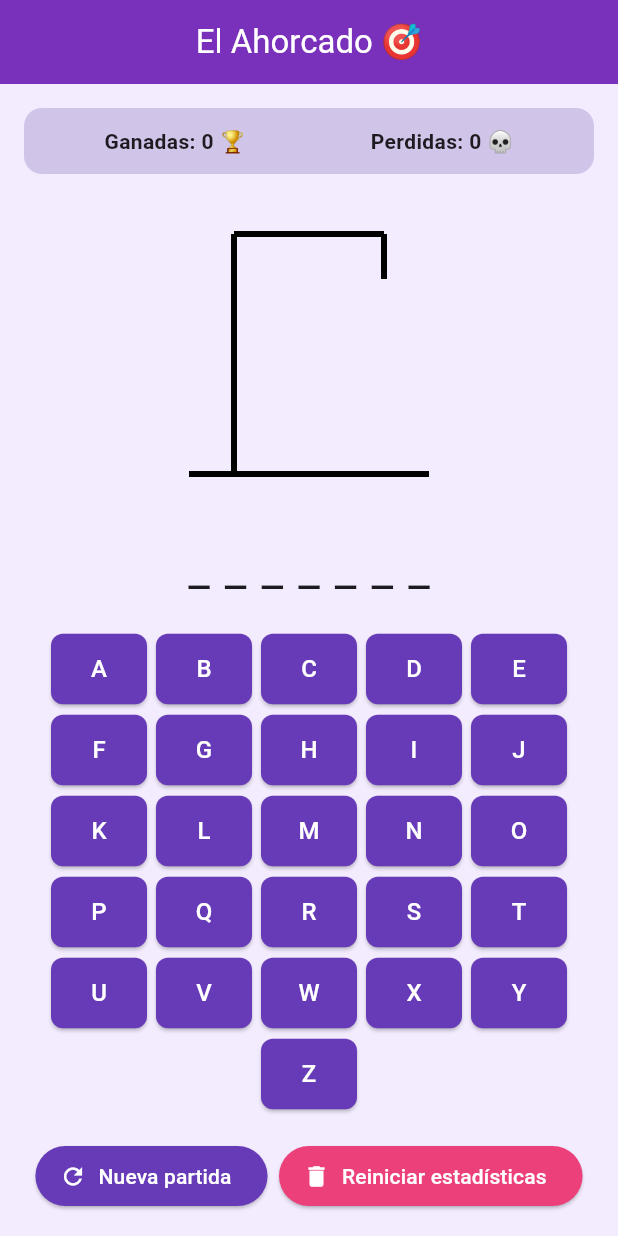
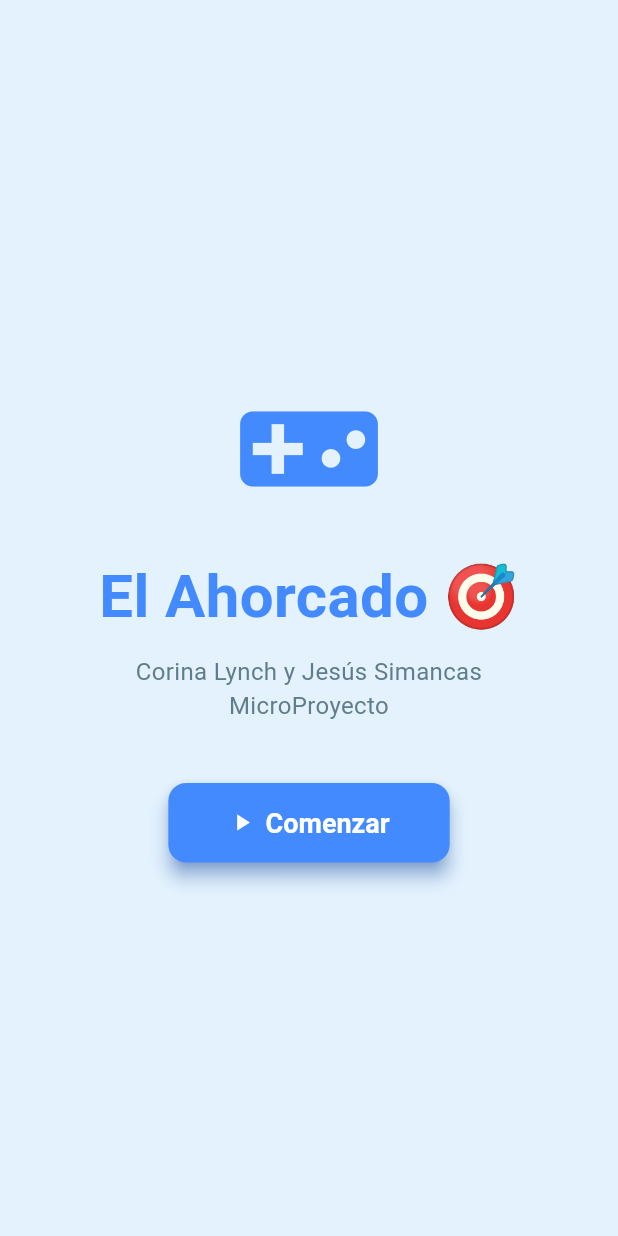
Before and after one commit to jesussimancasunimet/Micro-Proyecto---Jesus-Simancas-Corina-Lynch-, a Flutter app: the screen it shows after launch, on a phone screen of 412 x 824 dp. Run offline on Flutter 3.47's test engine with Material 3 defaults, Android fonts, the phone set to English and light mode, and no system bars; our stand-ins replace shared_preferences; Roboto replaces fonts that are missing (Arial).

Commit message:
Cori y yo estamos reunidos con mi computadora y quiso cambiar los colores a azul, estamos evaluando colocar una pantalla de inicio. Estamos programando desde mi Mac. Todo suoer.

```diff
--- a/lib/main.dart
+++ b/lib/main.dart
@@ -15,11 +15,71 @@ class AhorcadoApp extends StatelessWidget {
       title: 'El Ahorcado 🎯',
       debugShowCheckedModeBanner: false,
       theme: ThemeData(
-        colorScheme: ColorScheme.fromSeed(seedColor: Colors.deepPurple),
+        colorScheme: ColorScheme.fromSeed(seedColor: Colors.blueAccent),
         useMaterial3: true,
         fontFamily: 'Arial',
       ),
-      home: const PantallaAhorcado(),
+      home: const PantallaInicio(),
+    );
+  }
+}
+
+class PantallaInicio extends StatelessWidget {
+  const PantallaInicio({super.key});
+
+  @override
+  Widget build(BuildContext context) {
+    return Scaffold(
+      backgroundColor: const Color(0xFFE3F2FD),
+      body: Center(
+        child: Padding(
+          padding: const EdgeInsets.all(32.0),
+          child: Column(
+            mainAxisAlignment: MainAxisAlignment.center,
+            children: [
+              const Icon(Icons.videogame_asset, size: 100, color: Colors.blueAccent),
+              const SizedBox(height: 20),
+              const Text(
+                'El Ahorcado 🎯',
+                style: TextStyle(
+                  fontSize: 40,
+                  fontWeight: FontWeight.bold,
+                  color: Colors.blueAccent,
+                ),
+              ),
+              const SizedBox(height: 10),
+              const Text(
+                'Corina Lynch y Jesús Simancas\nMicroProyecto',
+                textAlign: TextAlign.center,
+                style: TextStyle(
+                  fontSize: 16,
+                  color: Colors.blueGrey,
+                ),
+              ),
+              const SizedBox(height: 40),
+              ElevatedButton.icon(
+                onPressed: () {
+                  Navigator.push(
+                    context,
+                    MaterialPageRoute(builder: (_) => const PantallaAhorcado()),
+                  );
+                },
+                icon: const Icon(Icons.play_arrow),
+                label: const Text('Comenzar'),
+                style: ElevatedButton.styleFrom(
+                  backgroundColor: Colors.blueAccent,
+                  foregroundColor: Colors.white,
+                  padding: const EdgeInsets.symmetric(horizontal: 40, vertical: 16),
+                  textStyle: const TextStyle(fontSize: 18, fontWeight: FontWeight.bold),
+                  shape: RoundedRectangleBorder(borderRadius: BorderRadius.circular(12)),
+                  shadowColor: Colors.blueAccent,
+                  elevation: 5,
+                ),
+              ),
+            ],
+          ),
+        ),
+      ),
     );
   }
 }
@@ -116,6 +176,15 @@ class _PantallaAhorcadoState extends State<PantallaAhorcado> {
             },
             child: const Text('Jugar de nuevo'),
           ),
+          TextButton(
+            onPressed: () {
+              Navigator.of(context).pop();
+              Navigator.of(context).pushReplacement(
+                MaterialPageRoute(builder: (_) => const PantallaInicio()),
+              );
+            },
+            child: const Text('Volver al inicio'),
+          ),
         ],
       ),
     );
@@ -124,11 +193,11 @@ class _PantallaAhorcadoState extends State<PantallaAhorcado> {
   @override
   Widget build(BuildContext context) {
     return Scaffold(
-      backgroundColor: const Color(0xFFF3ECFF),
+      backgroundColor: const Color(0xFFE3F2FD),
       appBar: AppBar(
         title: const Text('El Ahorcado 🎯'),
         centerTitle: true,
-        backgroundColor: const Color(0xFF7B2CBF),
+        backgroundColor: Colors.blueAccent,
         foregroundColor: Colors.white,
         elevation: 5,
       ),
@@ -152,7 +221,7 @@ class _PantallaAhorcadoState extends State<PantallaAhorcado> {
     return Container(
       padding: const EdgeInsets.all(12),
       decoration: BoxDecoration(
-        color: Colors.deepPurple.shade100,
+        color: Colors.lightBlue.shade100,
         borderRadius: BorderRadius.circular(12),
       ),
       child: Row(
@@ -174,7 +243,7 @@ class _PantallaAhorcadoState extends State<PantallaAhorcado> {
         padding: const EdgeInsets.symmetric(horizontal: 4.0),
         child: Text(
           letrasAdivinadas.contains(letra) ? letra : '_',
-          style: const TextStyle(fontSize: 32, letterSpacing: 2),
+          style: const TextStyle(fontSize: 32, letterSpacing: 2, color: Colors.blueAccent),
         ),
       ))
           .toList(),
@@ -192,7 +261,7 @@ class _PantallaAhorcadoState extends State<PantallaAhorcado> {
         return ElevatedButton(
           onPressed: usada ? null : () => _letraSeleccionada(letra),
           style: ElevatedButton.styleFrom(
-            backgroundColor: usada ? Colors.grey.shade400 : Colors.deepPurple,
+            backgroundColor: usada ? Colors.grey.shade300 : Colors.blueAccent,
             foregroundColor: Colors.white,
             padding: const EdgeInsets.all(12),
             shape: RoundedRectangleBorder(borderRadius: BorderRadius.circular(8)),
@@ -211,7 +280,7 @@ class _PantallaAhorcadoState extends State<PantallaAhorcado> {
           onPressed: _nuevaPartida,
           icon: const Icon(Icons.refresh),
           label: const Text('Nueva partida'),
-          style: ElevatedButton.styleFrom(backgroundColor: Colors.deepPurple, foregroundColor: Colors.white),
+          style: ElevatedButton.styleFrom(backgroundColor: Colors.blueAccent, foregroundColor: Colors.white),
         ),
         ElevatedButton.icon(
           onPressed: () async {
@@ -224,7 +293,7 @@ class _PantallaAhorcadoState extends State<PantallaAhorcado> {
           },
           icon: const Icon(Icons.delete),
           label: const Text('Reiniciar estadísticas'),
-          style: ElevatedButton.styleFrom(backgroundColor: Colors.pink.shade400, foregroundColor: Colors.white),
+          style: ElevatedButton.styleFrom(backgroundColor: Colors.lightBlue.shade400, foregroundColor: Colors.white),
         ),
       ],
     );
@@ -245,7 +314,7 @@ class AhorcadoPainter extends CustomPainter {
   @override
   void paint(Canvas canvas, Size size) {
     final paint = Paint()
-      ..color = Colors.black
+      ..color = Colors.blueGrey
       ..strokeWidth = 4
       ..style = PaintingStyle.stroke;
 
```
Also changed, not shown: 6 other files.
